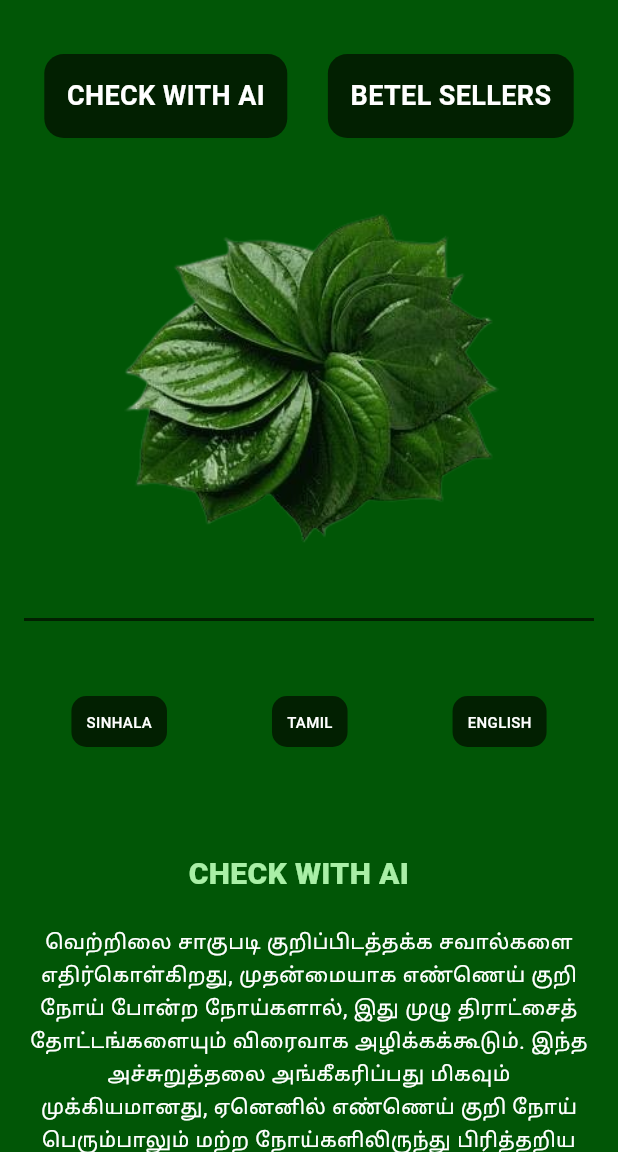
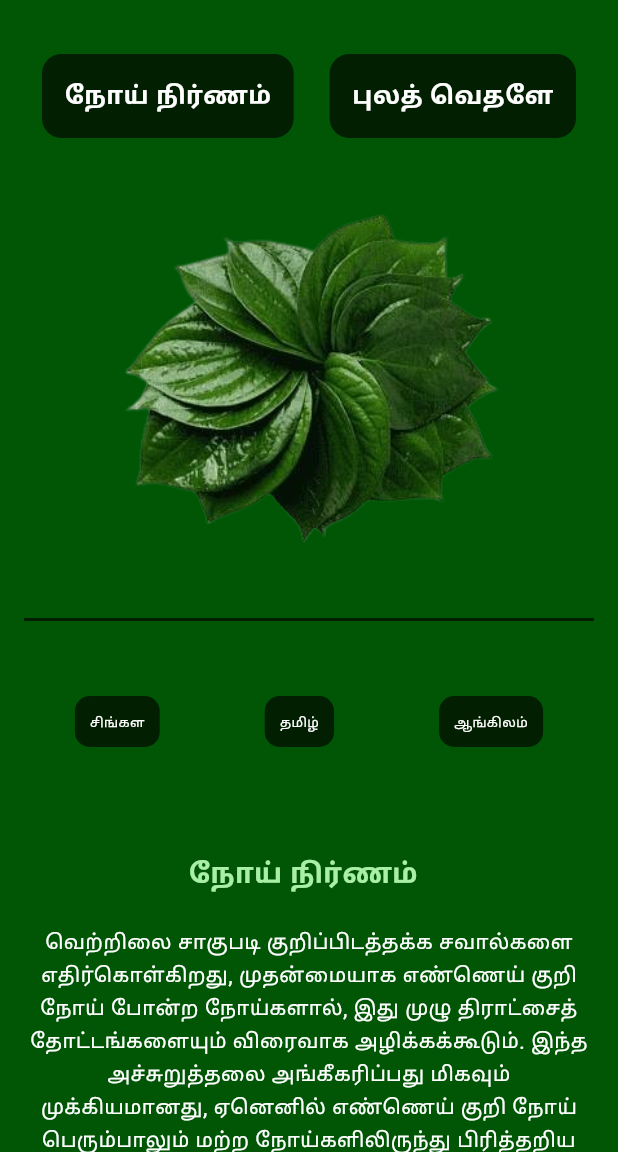
Before and after one commit to ashan210/Betel-Application, a Flutter app: the GrowerScreenTamil screen opened directly, on a phone screen of 412 x 824 dp, the part 84-1236 px from its top. Run offline on Flutter 3.47's test engine with Material 3 defaults, Android fonts, the light colour scheme and no system bars; our stand-ins replace cloud_firestore, dropdown_button2, firebase_core, get, get_storage, image_picker; missing offline and left inert: otp_text_field_v2, tflite_v2; accounts and stored records are empty.

Commit message:
lang buuton

```diff
--- a/lib/screens/grower_screen_sinhala.dart
+++ b/lib/screens/grower_screen_sinhala.dart
@@ -86,7 +86,7 @@ class GrowerScreenSinhala extends StatelessWidget {
                         BoxDecoration(borderRadius: BorderRadius.circular(13),
                         color: const Color.fromARGB(255, 2, 32, 1),
                         ),
-                        child: const Text("CHECK WITH AI",
+                        child: const Text("රෝග විනිශ්චය",
                         style: TextStyle(color: Colors.white,
                         fontSize: 18,
                         fontWeight: FontWeight.w600),
@@ -104,7 +104,7 @@ class GrowerScreenSinhala extends StatelessWidget {
                         BoxDecoration(borderRadius: BorderRadius.circular(13),
                         color: const Color.fromARGB(255, 2, 32, 1),
                         ),
-                        child: const Text("BETEL SELLERS",
+                        child: const Text("බුලත් වෙළෙන්දන්",
                         style: TextStyle(color: Colors.white,
                         fontSize: 18,
                         fontWeight: FontWeight.w600),
@@ -158,7 +158,7 @@ class GrowerScreenSinhala extends StatelessWidget {
                             BoxDecoration(borderRadius: BorderRadius.circular(10),
                             color: const Color.fromARGB(255, 2, 32, 1),
                             ),
-                            child: const Text("SINHALA",
+                            child: const Text("සිංහල",
                             style: TextStyle(color: Colors.white,
                             fontSize: 10,
                             fontWeight: FontWeight.w500),
@@ -179,7 +179,7 @@ class GrowerScreenSinhala extends StatelessWidget {
                             BoxDecoration(borderRadius: BorderRadius.circular(10),
                             color: const Color.fromARGB(255, 2, 32, 1),
                             ),
-                            child: const Text("TAMIL",
+                            child: const Text("දෙමළ",
                             style: TextStyle(color: Colors.white,
                             fontSize: 10,
                             fontWeight: FontWeight.w500),
@@ -200,7 +200,7 @@ class GrowerScreenSinhala extends StatelessWidget {
                             BoxDecoration(borderRadius: BorderRadius.circular(10),
                             color: const Color.fromARGB(255, 2, 32, 1),
                             ),
-                            child: const Text("ENGLISH",
+                            child: const Text("ඉංග්‍රීසි",
                             style: TextStyle(color: Colors.white,
                             fontSize: 10,
                             fontWeight: FontWeight.w500),
@@ -219,7 +219,7 @@ class GrowerScreenSinhala extends StatelessWidget {
 
                 //AI section
 
-                const Text("                     CHECK WITH AI",
+                const Text("                     රෝග විනිශ්චය",
                 textAlign: TextAlign.center,
                 style: TextStyle(color: Color.fromARGB(255, 169, 239, 166),
                 fontWeight: FontWeight.w800, fontSize: 20),
@@ -264,7 +264,7 @@ class GrowerScreenSinhala extends StatelessWidget {
                const SizedBox(height: 80,
                 ),
 
-                const Text("                       BETEL SELLERS",
+                const Text("                    බුලත් වෙළෙන්දන්",
                 textAlign: TextAlign.center,
                 style: TextStyle(color: Color.fromARGB(255, 169, 239, 166),
                 fontWeight: FontWeight.w800, fontSize: 20),
@@ -328,7 +328,7 @@ class GrowerScreenSinhala extends StatelessWidget {
                         BoxDecoration(borderRadius: BorderRadius.circular(13),
                         color: const Color.fromARGB(255, 2, 32, 1),
                         ),
-                        child: const Text("About Betel Cultivation",
+                        child: const Text("බුලත් වගාව පිළිබඳ",
                         style: TextStyle(color: Colors.white,
                         fontSize: 18,
                         fontWeight: FontWeight.w600),
--- a/lib/screens/grower_screen_tamil.dart
+++ b/lib/screens/grower_screen_tamil.dart
@@ -86,7 +86,7 @@ class GrowerScreenTamil extends StatelessWidget {
                         BoxDecoration(borderRadius: BorderRadius.circular(13),
                         color: const Color.fromARGB(255, 2, 32, 1),
                         ),
-                        child: const Text("CHECK WITH AI",
+                        child: const Text("நோய் நிர்ணம்",
                         style: TextStyle(color: Colors.white,
                         fontSize: 18,
                         fontWeight: FontWeight.w600),
@@ -104,7 +104,7 @@ class GrowerScreenTamil extends StatelessWidget {
                         BoxDecoration(borderRadius: BorderRadius.circular(13),
                         color: const Color.fromARGB(255, 2, 32, 1),
                         ),
-                        child: const Text("BETEL SELLERS",
+                        child: const Text("புலத் வெதளே",
                         style: TextStyle(color: Colors.white,
                         fontSize: 18,
                         fontWeight: FontWeight.w600),
@@ -160,7 +160,7 @@ class GrowerScreenTamil extends StatelessWidget {
                             BoxDecoration(borderRadius: BorderRadius.circular(10),
                             color: const Color.fromARGB(255, 2, 32, 1),
                             ),
-                            child: const Text("SINHALA",
+                            child: const Text("சிங்கள",
                             style: TextStyle(color: Colors.white,
                             fontSize: 10,
                             fontWeight: FontWeight.w500),
@@ -179,7 +179,7 @@ class GrowerScreenTamil extends StatelessWidget {
                             BoxDecoration(borderRadius: BorderRadius.circular(10),
                             color: const Color.fromARGB(255, 2, 32, 1),
                             ),
-                            child: const Text("TAMIL",
+                            child: const Text("தமிழ்",
                             style: TextStyle(color: Colors.white,
                             fontSize: 10,
                             fontWeight: FontWeight.w500),
@@ -200,7 +200,7 @@ class GrowerScreenTamil extends StatelessWidget {
                             BoxDecoration(borderRadius: BorderRadius.circular(10),
                             color: const Color.fromARGB(255, 2, 32, 1),
                             ),
-                            child: const Text("ENGLISH",
+                            child: const Text("ஆங்கிலம்",
                             style: TextStyle(color: Colors.white,
                             fontSize: 10,
                             fontWeight: FontWeight.w500),
@@ -219,7 +219,7 @@ class GrowerScreenTamil extends StatelessWidget {
 
                 //AI section
 
-                const Text("                     CHECK WITH AI",
+                const Text("                     நோய் நிர்ணம்",
                 textAlign: TextAlign.center,
                 style: TextStyle(color: Color.fromARGB(255, 169, 239, 166),
                 fontWeight: FontWeight.w800, fontSize: 20),
@@ -264,7 +264,7 @@ class GrowerScreenTamil extends StatelessWidget {
                const SizedBox(height: 80,
                 ),
 
-                const Text("                       BETEL SELLERS",
+                const Text("                     புலத் வெதளே",
                 textAlign: TextAlign.center,
                 style: TextStyle(color: Color.fromARGB(255, 169, 239, 166),
                 fontWeight: FontWeight.w800, fontSize: 20),
@@ -331,7 +331,7 @@ class GrowerScreenTamil extends StatelessWidget {
                         BoxDecoration(borderRadius: BorderRadius.circular(13),
                         color: const Color.fromARGB(255, 2, 32, 1),
                         ),
-                        child: const Text("About Betel Cultivation",
+                        child: const Text("புலம் பயிர்வ பற்றிய",
                         style: TextStyle(color: Colors.white,
                         fontSize: 18,
                         fontWeight: FontWeight.w600),
--- a/lib/screens/seller_home_sinhala.dart
+++ b/lib/screens/seller_home_sinhala.dart
@@ -79,7 +79,7 @@ class SellerHomeSinhala extends StatelessWidget {
                         BoxDecoration(borderRadius: BorderRadius.circular(13),
                         color: const Color.fromARGB(255, 2, 32, 1),
                         ),
-                        child: const Text("CHECK WITH AI",
+                        child: const Text("රෝග විනිශ්චය",
                         style: TextStyle(color: Colors.white,
                         fontSize: 18,
                         fontWeight: FontWeight.w600),
@@ -97,7 +97,7 @@ class SellerHomeSinhala extends StatelessWidget {
                         BoxDecoration(borderRadius: BorderRadius.circular(13),
                         color: const Color.fromARGB(255, 2, 32, 1),
                         ),
-                        child: const Text(" ADD LISTING ",
+                        child: const Text( "බුලත් මිලදී ගන්න",
                         style: TextStyle(color: Colors.white,
                         fontSize: 18,
                         fontWeight: FontWeight.w600),
@@ -152,7 +152,7 @@ class SellerHomeSinhala extends StatelessWidget {
                             BoxDecoration(borderRadius: BorderRadius.circular(10),
                             color: const Color.fromARGB(255, 2, 32, 1),
                             ),
-                            child: const Text("SINHALA",
+                            child: const Text("සිංහල",
                             style: TextStyle(color: Colors.white,
                             fontSize: 10,
                             fontWeight: FontWeight.w500),
@@ -173,7 +173,7 @@ class SellerHomeSinhala extends StatelessWidget {
                             BoxDecoration(borderRadius: BorderRadius.circular(10),
                             color: const Color.fromARGB(255, 2, 32, 1),
                             ),
-                            child: const Text("TAMIL",
+                            child: const Text("දෙමළ",
                             style: TextStyle(color: Colors.white,
                             fontSize: 10,
                             fontWeight: FontWeight.w500),
@@ -194,7 +194,7 @@ class SellerHomeSinhala extends StatelessWidget {
                             BoxDecoration(borderRadius: BorderRadius.circular(10),
                             color: const Color.fromARGB(255, 2, 32, 1),
                             ),
-                            child: const Text("ENGLISH",
+                            child: const Text("ඉංග්‍රීසි",
                             style: TextStyle(color: Colors.white,
                             fontSize: 10,
                             fontWeight: FontWeight.w500),
@@ -213,7 +213,7 @@ class SellerHomeSinhala extends StatelessWidget {
 
                 //AI section
 
-                const Text("                     CHECK WITH AI",
+                const Text("                     රෝග විනිශ්චය",
                 textAlign: TextAlign.center,
                 style: TextStyle(color: Color.fromARGB(255, 169, 239, 166),
                 fontWeight: FontWeight.w800, fontSize: 20),
@@ -257,7 +257,7 @@ class SellerHomeSinhala extends StatelessWidget {
                const SizedBox(height: 80,
                 ),
 
-                const Text("                         ADD LISTING",
+                const Text("                      බුලත් මිලදී ගන්න",
                 textAlign: TextAlign.center,
                 style: TextStyle(color: Color.fromARGB(255, 169, 239, 166),
                 fontWeight: FontWeight.w800, fontSize: 20),
@@ -323,7 +323,7 @@ class SellerHomeSinhala extends StatelessWidget {
                         BoxDecoration(borderRadius: BorderRadius.circular(13),
                         color: const Color.fromARGB(255, 2, 32, 1),
                         ),
-                        child: const Text("About Betel Cultivation",
+                        child: const Text("බුලත් වගාව පිළිබඳ",
                         style: TextStyle(color: Colors.white,
                         fontSize: 18,
                         fontWeight: FontWeight.w600),
--- a/lib/screens/seller_home_tamil.dart
+++ b/lib/screens/seller_home_tamil.dart
@@ -79,7 +79,7 @@ class SellerHomeTamil extends StatelessWidget {
                         BoxDecoration(borderRadius: BorderRadius.circular(13),
                         color: const Color.fromARGB(255, 2, 32, 1),
                         ),
-                        child: const Text("CHECK WITH AI",
+                        child: const Text("நோய் நிர்ணம்",
                         style: TextStyle(color: Colors.white,
                         fontSize: 18,
                         fontWeight: FontWeight.w600),
@@ -97,7 +97,7 @@ class SellerHomeTamil extends StatelessWidget {
                         BoxDecoration(borderRadius: BorderRadius.circular(13),
                         color: const Color.fromARGB(255, 2, 32, 1),
                         ),
-                        child: const Text(" ADD LISTING ",
+                        child: const Text("புலம் வாங்க",
                         style: TextStyle(color: Colors.white,
                         fontSize: 18,
                         fontWeight: FontWeight.w600),
@@ -152,7 +152,7 @@ class SellerHomeTamil extends StatelessWidget {
                             BoxDecoration(borderRadius: BorderRadius.circular(10),
                             color: const Color.fromARGB(255, 2, 32, 1),
                             ),
-                            child: const Text("SINHALA",
+                            child: const Text("சிங்கள",
                             style: TextStyle(color: Colors.white,
                             fontSize: 10,
                             fontWeight: FontWeight.w500),
@@ -173,7 +173,7 @@ class SellerHomeTamil extends StatelessWidget {
                             BoxDecoration(borderRadius: BorderRadius.circular(10),
                             color: const Color.fromARGB(255, 2, 32, 1),
                             ),
-                            child: const Text("TAMIL",
+                            child: const Text("தமிழ்",
                             style: TextStyle(color: Colors.white,
                             fontSize: 10,
                             fontWeight: FontWeight.w500),
@@ -194,7 +194,7 @@ class SellerHomeTamil extends StatelessWidget {
                             BoxDecoration(borderRadius: BorderRadius.circular(10),
                             color: const Color.fromARGB(255, 2, 32, 1),
                             ),
-                            child: const Text("ENGLISH",
+                            child: const Text("ஆங்கிலம்",
                             style: TextStyle(color: Colors.white,
                             fontSize: 10,
                             fontWeight: FontWeight.w500),
@@ -213,7 +213,7 @@ class SellerHomeTamil extends StatelessWidget {
 
                 //AI section
 
-                const Text("                     CHECK WITH AI",
+                const Text("                     நோய் நிர்ணம்",
                 textAlign: TextAlign.center,
                 style: TextStyle(color: Color.fromARGB(255, 169, 239, 166),
                 fontWeight: FontWeight.w800, fontSize: 20),
@@ -257,7 +257,7 @@ class SellerHomeTamil extends StatelessWidget {
                const SizedBox(height: 80,
                 ),
 
-                const Text("                         ADD LISTING",
+                const Text("                       புலம் வாங்க",
                 textAlign: TextAlign.center,
                 style: TextStyle(color: Color.fromARGB(255, 169, 239, 166),
                 fontWeight: FontWeight.w800, fontSize: 20),
@@ -326,7 +326,7 @@ class SellerHomeTamil extends StatelessWidget {
                         BoxDecoration(borderRadius: BorderRadius.circular(13),
                         color: const Color.fromARGB(255, 2, 32, 1),
                         ),
-                        child: const Text("About Betel Cultivation",
+                        child: const Text("புலம் பயிர்வ பற்றிய",
                         style: TextStyle(color: Colors.white,
                         fontSize: 18,
                         fontWeight: FontWeight.w600),
```
